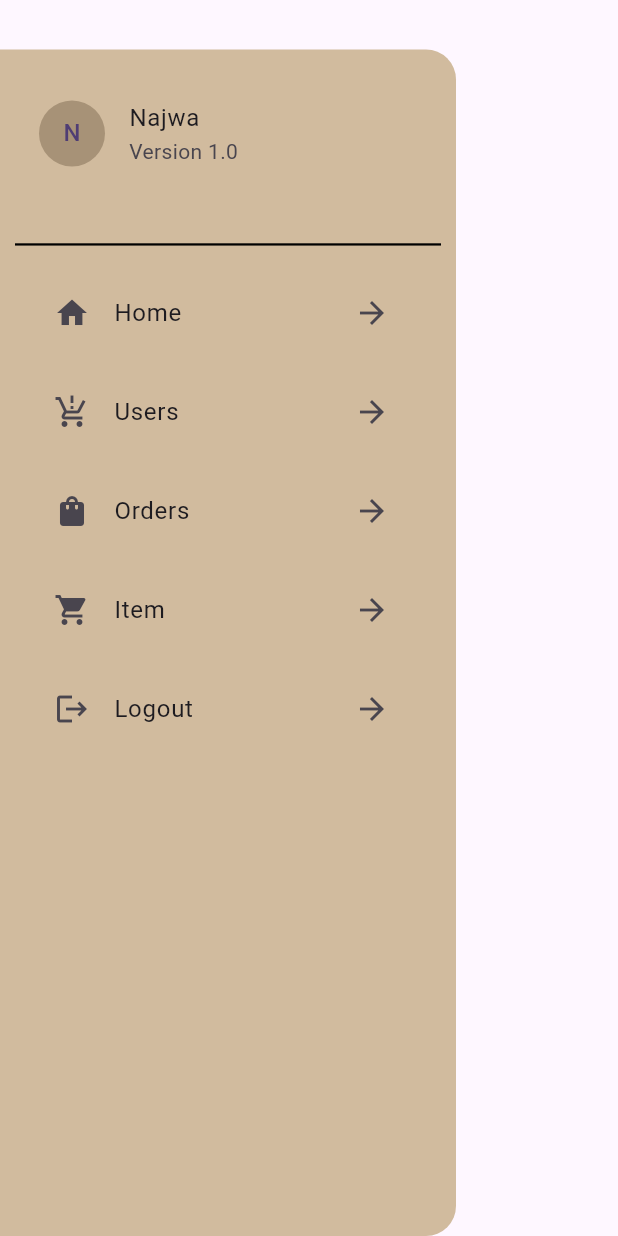
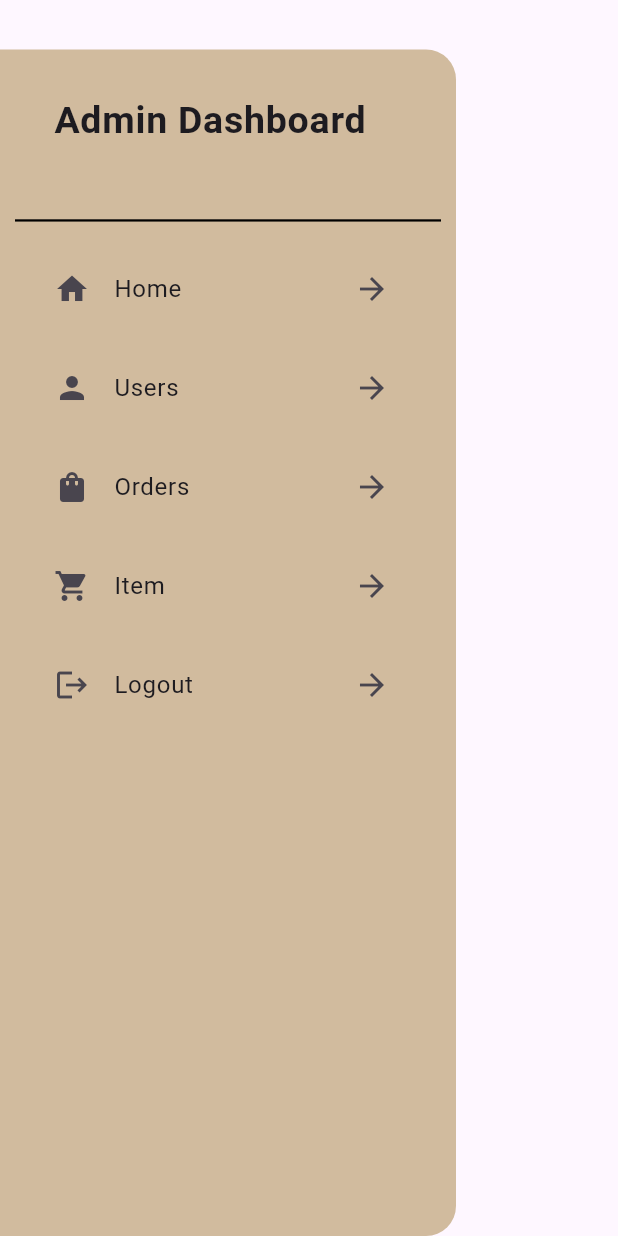
Before and after one commit to NajwaShaharudin/UniLoot, a Flutter app: the AdminDrawerWidget widget shown alone on an empty page, opened directly, on a phone screen of 412 x 824 dp. Run offline on Flutter 3.47's test engine with Material 3 defaults, Android fonts, the phone set to English and light mode, and no system bars; our stand-ins replace cached_network_image, carousel_slider, cloud_firestore, firebase_auth, firebase_core, firebase_messaging and 6 more; missing offline and left inert: image_card; accounts and stored records are empty.

Commit message:
change icon

```diff
--- a/lib/widgets/admin_drawer_widget.dart
+++ b/lib/widgets/admin_drawer_widget.dart
@@ -2,6 +2,7 @@ import 'package:firebase_auth/firebase_auth.dart';
 import 'package:flutter/material.dart';
 import 'package:get/get.dart';
 import 'package:google_sign_in/google_sign_in.dart';
+import 'package:uni_loot/screens/admin_panel/all_user_screen.dart';
 import 'package:uni_loot/screens/user_panel/cust_order_screen.dart';
 import 'package:uni_loot/utils/app_constant.dart';
 
@@ -30,16 +31,10 @@ class _AdminDrawerWidgetState extends State<AdminDrawerWidget> {
           runSpacing: 10,
           children: [
             Padding(
-              padding: const EdgeInsets.symmetric(horizontal: 10.0, vertical: 20.0),
+              padding: const EdgeInsets.symmetric(horizontal: 20.0, vertical: 20.0),
               child: ListTile(
                 titleAlignment: ListTileTitleAlignment.center,
-                title: Text("Najwa"),
-                subtitle: Text("Version 1.0"),
-                leading: CircleAvatar(
-                  radius: 22.0,
-                  backgroundColor: AppConstant.appMainColor,
-                  child: Text("N"),
-                ),
+                title: Text("Admin Dashboard", style: TextStyle(fontWeight: FontWeight.bold, fontSize: 25),),
               ),
             ),
             Divider(
@@ -60,9 +55,12 @@ class _AdminDrawerWidgetState extends State<AdminDrawerWidget> {
             Padding(
               padding: const EdgeInsets.symmetric(horizontal: 20.0),
               child: ListTile(
+                onTap: (){
+                  Get.to(() => AllUserScreen());
+                },
                 titleAlignment: ListTileTitleAlignment.center,
                 title: Text("Users"),
-                leading: Icon(Icons.production_quantity_limits),
+                leading: Icon(Icons.person),
                 trailing: Icon(Icons.arrow_forward),
               ),
             ),
```
